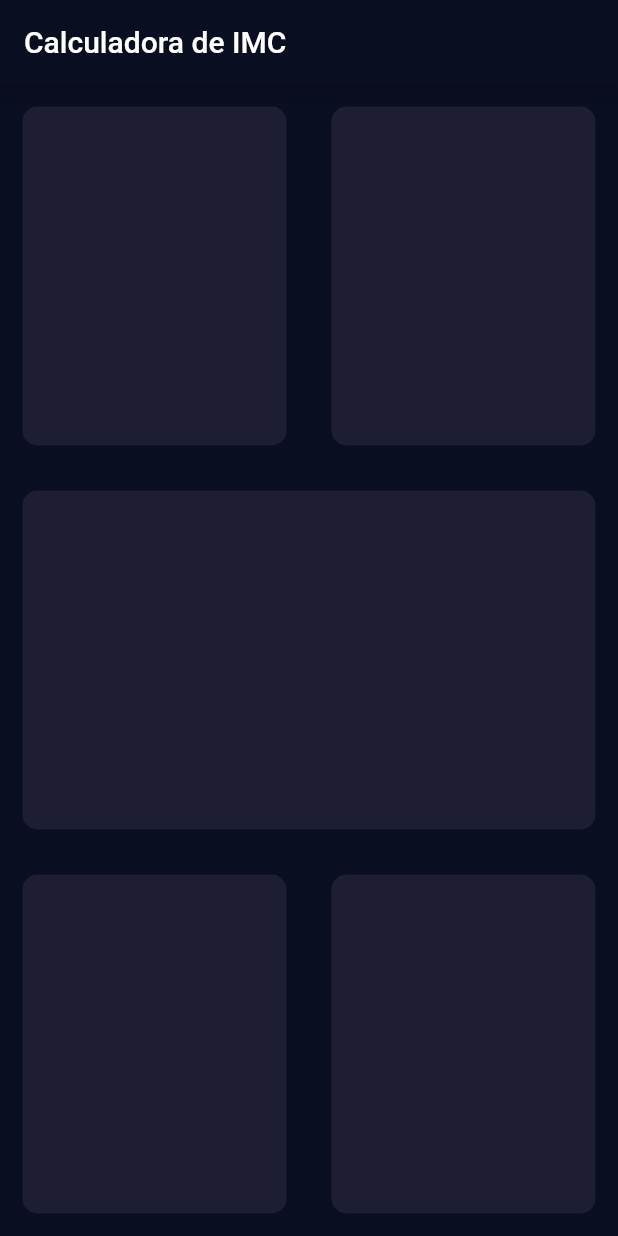
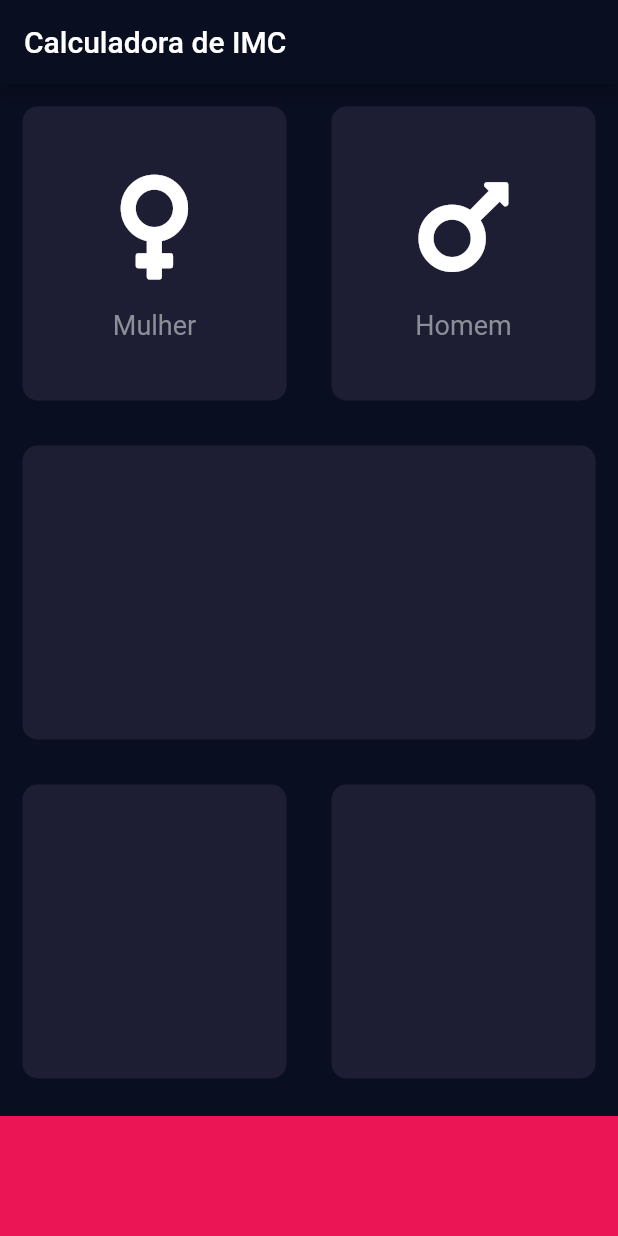
Before and after one commit to AndressaTancredi/BMI-Calculator, a Flutter app: the screen it shows after launch, on a phone screen of 412 x 824 dp. Run offline on Flutter 3.47's test engine with Material 2 defaults, Android fonts, the phone set to English and light mode, and no system bars; our stand-ins replace font_awesome_flutter.

Commit message:
create reusable and icon widgets

```diff
--- /dev/null
+++ b/lib/icon_content.dart
@@ -0,0 +1,31 @@
+import 'package:flutter/material.dart';
+
+final labelTextStyle = TextStyle(
+  fontSize: 18.0,
+  color: Color(0xFF8D8E98),
+);
+
+class IconContent extends StatelessWidget {
+  IconContent({this.icon, this.label});
+
+  final IconData icon;
+  final String label;
+
+  @override
+  Widget build(BuildContext context) {
+    return Column(
+      mainAxisAlignment: MainAxisAlignment.center,
+      children: [
+        Icon(
+          icon,
+          size: 80.0,
+        ),
+        SizedBox(height: 15),
+        Text(
+          label,
+          style: labelTextStyle,
+        )
+      ],
+    );
+  }
+}
--- a/lib/imput_page.dart
+++ b/lib/imput_page.dart
@@ -1,4 +1,11 @@
 import 'package:flutter/material.dart';
+import 'package:font_awesome_flutter/font_awesome_flutter.dart';
+import 'icon_content.dart';
+import 'reusable_card.dart';
+
+const bottomContainerHeight = 80.0;
+const activeCardColor = Color(0xFF1D1E33);
+const bottomContainerColor = Color(0xFFEB1555);
 
 class InputPage extends StatefulWidget {
   @override
@@ -18,45 +25,47 @@ class _InputPageState extends State<InputPage> {
               child: Row(
             children: [
               Expanded(
-                child: ReusableCard(color: Color(0xFF1D1E33)),
+                child: ReusableCard(
+                  color: activeCardColor,
+                  cardChild: IconContent(
+                    icon: FontAwesomeIcons.venus,
+                    label: "Mulher",
+                  ),
+                ),
               ),
               Expanded(
-                child: ReusableCard(color: Color(0xFF1D1E33)),
+                child: ReusableCard(
+                  color: activeCardColor,
+                  cardChild: IconContent(
+                    icon: FontAwesomeIcons.mars,
+                    label: "Homem",
+                  ),
+                ),
               ),
             ],
           )),
           Expanded(
-            child: ReusableCard(color: Color(0xFF1D1E33)),
+            child: ReusableCard(color: activeCardColor),
           ),
           Expanded(
               child: Row(
             children: [
               Expanded(
-                child: ReusableCard(color: Color(0xFF1D1E33)),
+                child: ReusableCard(color: activeCardColor),
               ),
               Expanded(
-                child: ReusableCard(color: Color(0xFF1D1E33)),
+                child: ReusableCard(color: activeCardColor),
               ),
             ],
-          ))
+          )),
+          Container(
+            color: bottomContainerColor,
+            margin: EdgeInsets.only(top: 10),
+            width: double.infinity,
+            height: bottomContainerHeight,
+          ),
         ],
       ),
     );
   }
 }
-
-class ReusableCard extends StatelessWidget {
-  ReusableCard({@required this.color});
-  final Color color;
-
-  @override
-  Widget build(BuildContext context) {
-    return Container(
-      margin: EdgeInsets.all(15),
-      decoration: BoxDecoration(
-        borderRadius: BorderRadius.circular(10),
-        color: color,
-      ),
-    );
-  }
-}
--- /dev/null
+++ b/lib/reusable_card.dart
@@ -0,0 +1,19 @@
+import 'package:flutter/material.dart';
+
+class ReusableCard extends StatelessWidget {
+  ReusableCard({@required this.color, this.cardChild});
+  final Color color;
+  final Widget cardChild;
+
+  @override
+  Widget build(BuildContext context) {
+    return Container(
+      child: cardChild,
+      margin: EdgeInsets.all(15),
+      decoration: BoxDecoration(
+        borderRadius: BorderRadius.circular(10),
+        color: color,
+      ),
+    );
+  }
+}
--- a/pubspec.yaml
+++ b/pubspec.yaml
@@ -11,6 +11,7 @@ dependencies:
     sdk: flutter
 
   cupertino_icons: ^0.1.2
+  font_awesome_flutter: '>= 4.7.0'
 
 dev_dependencies:
   flutter_test:
```
